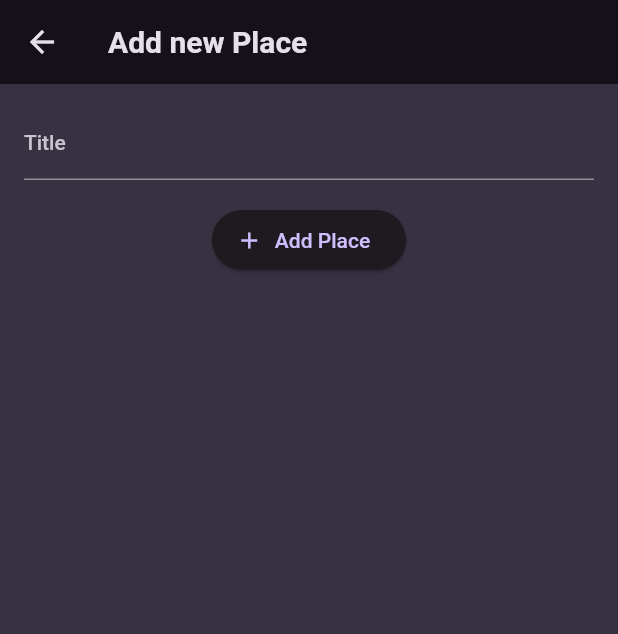
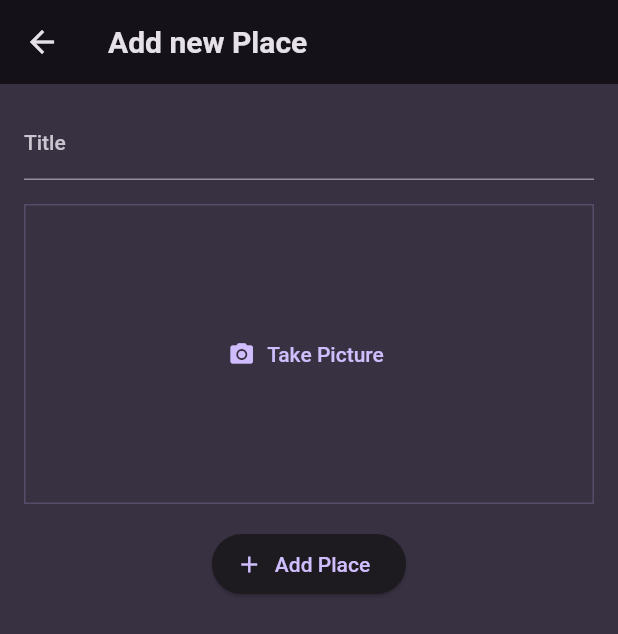
Before and after one commit to vuminhtruong/Flutter-project, a Flutter app: the AddPlaceScreen screen opened directly, on a phone screen of 412 x 824 dp. Shown: the top 634 px of the screen. Run offline on Flutter 3.47's test engine with Material 2 defaults, Android fonts, the phone set to English and light mode, and no system bars; our stand-ins replace flutter_riverpod, google_fonts, transparent_image.

Commit message:
add image_input

```diff
--- a/favorite_place/lib/screen/add_place_screen.dart
+++ b/favorite_place/lib/screen/add_place_screen.dart
@@ -1,4 +1,5 @@
 import 'package:favorite_place/provider/user_place_provider.dart';
+import 'package:favorite_place/widget/image_input.dart';
 import 'package:flutter/material.dart';
 import 'package:flutter_riverpod/flutter_riverpod.dart';
 
@@ -47,9 +48,9 @@
                 color: Theme.of(context).colorScheme.onBackground,
               ),
             ),
-            const SizedBox(
-              height: 16,
-            ),
+            const SizedBox(height: 16,),
+            const ImageInput(),
+            const SizedBox(height: 16,),
             ElevatedButton.icon(
               onPressed: _savePlace,
               icon: const Icon(Icons.add),
--- /dev/null
+++ b/favorite_place/lib/widget/image_input.dart
@@ -0,0 +1,36 @@
+import 'package:flutter/material.dart';
+
+class ImageInput extends StatefulWidget {
+  const ImageInput({super.key});
+
+  @override
+  State<ImageInput> createState() {
+    return _ImageInputState();
+  }
+}
+
+class _ImageInputState extends State<ImageInput> {
+  void _takePicture() {
+
+  }
+
+  @override
+  Widget build(BuildContext context) {
+    return Container(
+      decoration: BoxDecoration(
+        border: Border.all(
+          width: 1,
+          color: Theme.of(context).colorScheme.primary.withOpacity(0.2),
+        )
+      ),
+      height: 200,
+      width: double.infinity,
+      alignment: Alignment.center,
+      child: TextButton.icon(
+        onPressed: _takePicture,
+        icon: const Icon(Icons.camera_alt),
+        label: const Text('Take Picture'),
+      ),
+    );
+  }
+}
```
Also changed, not shown: favorite_place/images/res2.png (added).
